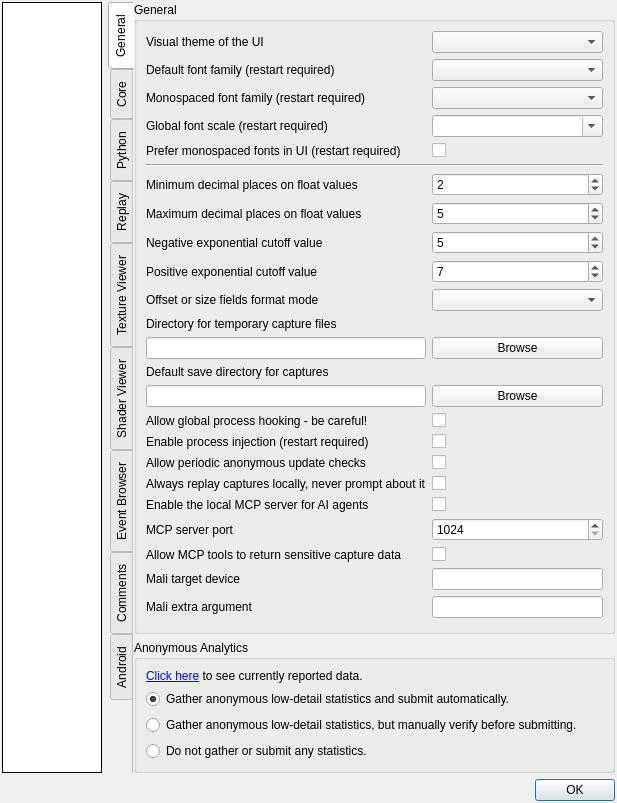
Above: qrenderdoc/Windows/Dialogs/SettingsDialog.ui from Kirkice/renderdoc before the change. Below: the same form after it.
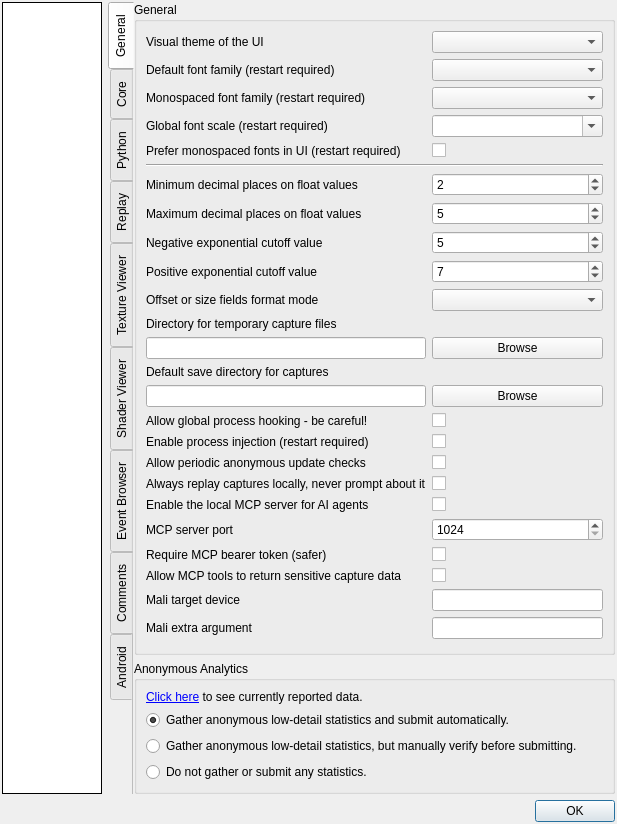
That is the form after the change. Custom widgets are drawn as their Qt base class.

The edit to the form file:
```diff
--- a/qrenderdoc/Windows/Dialogs/SettingsDialog.ui
+++ b/qrenderdoc/Windows/Dialogs/SettingsDialog.ui
@@ -517,6 +517,26 @@
            </widget>
           </item>
           <item row="21" column="0">
+           <widget class="QLabel" name="mcpRequireTokenLabel">
+            <property name="toolTip">
+             <string>When disabled (the default), no bearer token is required and any local process can call the loopback MCP server.</string>
+            </property>
+            <property name="text">
+             <string>Require MCP bearer token (safer)</string>
+            </property>
+           </widget>
+          </item>
+          <item row="21" column="1">
+           <widget class="QCheckBox" name="MCP_RequireToken">
+            <property name="toolTip">
+             <string>When disabled (the default), no bearer token is required and any local process can call the loopback MCP server.</string>
+            </property>
+            <property name="text">
+             <string/>
+            </property>
+           </widget>
+          </item>
+          <item row="22" column="0">
            <widget class="QLabel" name="mcpSensitiveLabel">
             <property name="toolTip">
              <string>Allows MCP tools to return potentially sensitive data such as raw shader source, constant buffer contents, buffer bytes and captured vertex data. Only enable this when you trust the connected AI client.</string>
@@ -526,7 +546,7 @@
             </property>
            </widget>
           </item>
-          <item row="21" column="1">
+          <item row="22" column="1">
            <widget class="QCheckBox" name="MCP_AllowSensitiveData">
             <property name="toolTip">
              <string>Allows MCP tools to return potentially sensitive data such as raw shader source, constant buffer contents, buffer bytes and captured vertex data. Only enable this when you trust the connected AI client.</string>
@@ -536,7 +556,7 @@
             </property>
            </widget>
           </item>
-          <item row="22" column="0">
+          <item row="23" column="0">
            <widget class="QLabel" name="mcpMaliDeviceLabel">
             <property name="toolTip">
              <string>Optional Mali target device name. Leave empty to use the compiler default.</string>
@@ -546,14 +566,14 @@
             </property>
            </widget>
           </item>
-          <item row="22" column="1">
+          <item row="23" column="1">
            <widget class="QLineEdit" name="MCP_MaliDevice">
             <property name="toolTip">
              <string>Optional Mali target device name. Leave empty to use the compiler default.</string>
             </property>
            </widget>
           </item>
-          <item row="23" column="0">
+          <item row="24" column="0">
            <widget class="QLabel" name="mcpMaliExtraArgsLabel">
             <property name="toolTip">
              <string>One literal extra command-line argument for Mali Offline Compiler, such as --metrics. Use the MCP tool extraArgs array for multiple separate arguments.</string>
@@ -563,14 +583,14 @@
             </property>
            </widget>
           </item>
-          <item row="23" column="1">
-           <widget class="QLineEdit" name="MCP_MaliExtraArgs">
-            <property name="toolTip">
-             <string>One literal extra command-line argument for Mali Offline Compiler, such as --metrics. Use the MCP tool extraArgs array for multiple separate arguments.</string>
-            </property>
-           </widget>
-          </item>
           <item row="24" column="1">
+           <widget class="QLineEdit" name="MCP_MaliExtraArgs">
+            <property name="toolTip">
+             <string>One literal extra command-line argument for Mali Offline Compiler, such as --metrics. Use the MCP tool extraArgs array for multiple separate arguments.</string>
+            </property>
+           </widget>
+          </item>
+          <item row="25" column="1">
            <spacer name="verticalSpacer">
             <property name="orientation">
              <enum>Qt::Vertical</enum>
```
Left out of the diff: 4 changed lines with no effect on the pictures.
